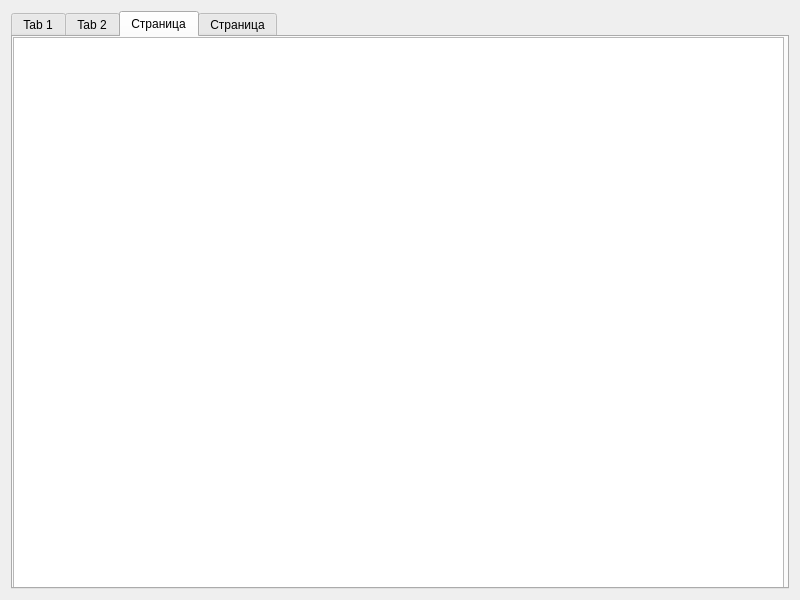
Qt form model.ui (mikkk-0/Sklad) before a commit.
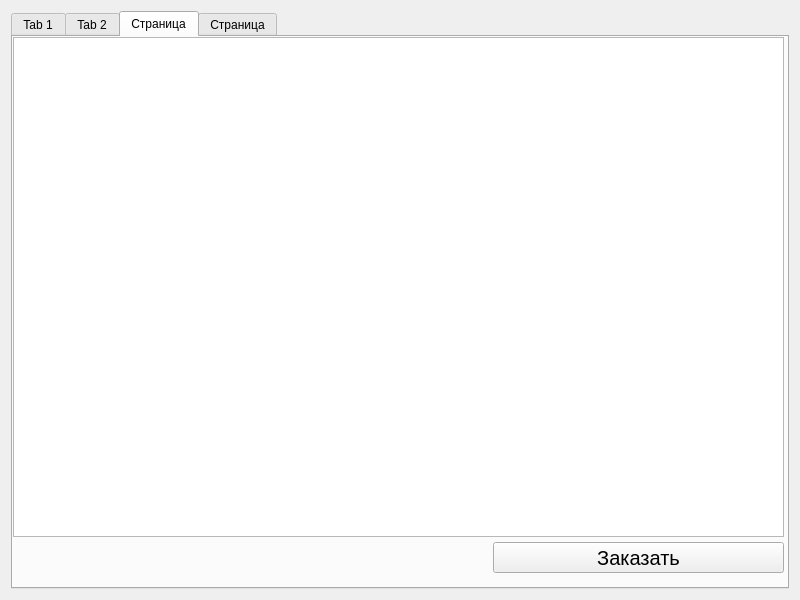
The same form after that commit. The open tabs and pages were chosen to show the change.

```diff
--- a/model.ui
+++ b/model.ui
@@ -59,10 +59,28 @@
          <x>0</x>
          <y>0</y>
          <width>771</width>
-         <height>551</height>
+         <height>500</height>
         </rect>
        </property>
       </widget>
+      <widget class="QPushButton" name="create_shipment">
+       <property name="geometry">
+        <rect>
+         <x>480</x>
+         <y>505</y>
+         <width>291</width>
+         <height>31</height>
+        </rect>
+       </property>
+       <property name="font">
+        <font>
+         <pointsize>15</pointsize>
+        </font>
+       </property>
+       <property name="text">
+        <string>Заказать</string>
+       </property>
+      </widget>
      </widget>
      <widget class="QWidget" name="tab_4">
       <attribute name="title">
```
Left out of the diff: 2 changed lines with no effect on the pictures.
